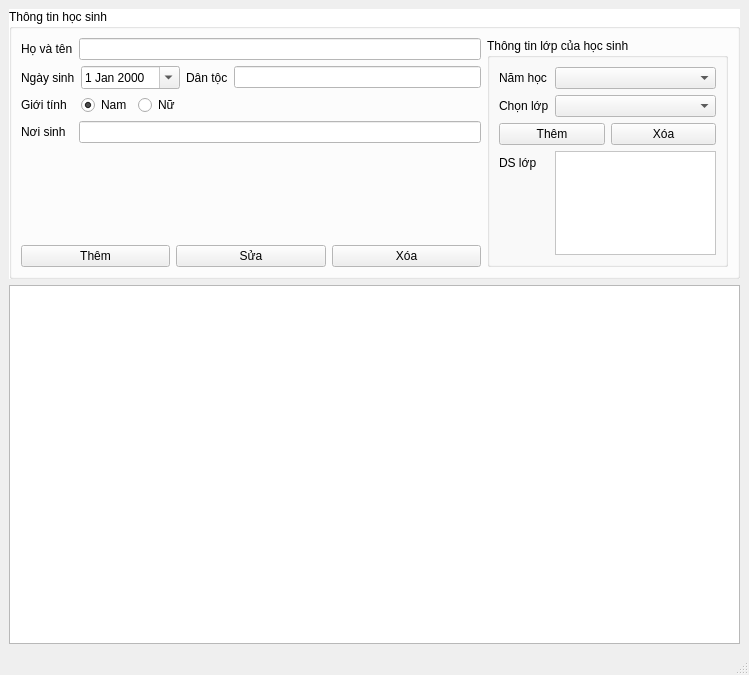
This is HongGrader/quanlyhocsinh.ui in vumari/HongGrader as Qt 5 draws it before an edit. The edited form follows.
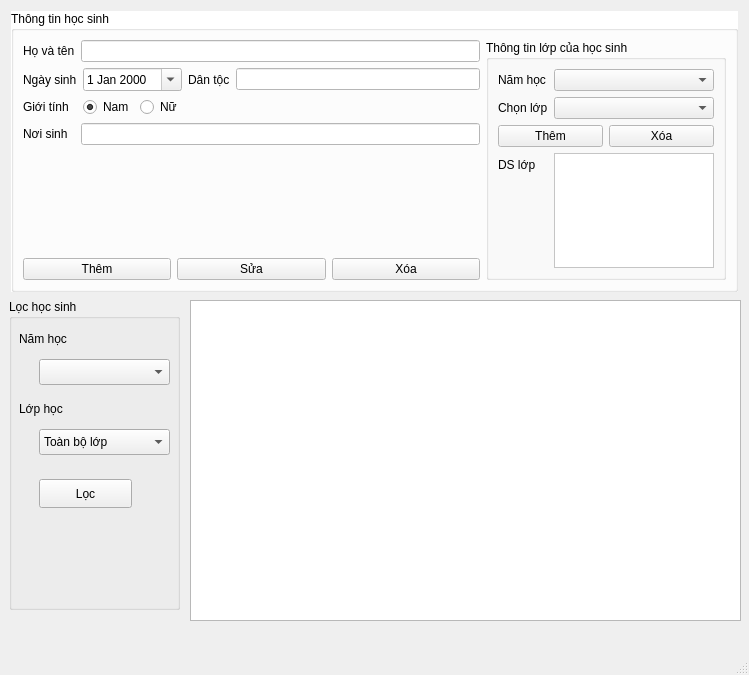
This is the edited form.

```diff
--- a/HongGrader/quanlyhocsinh.ui
+++ b/HongGrader/quanlyhocsinh.ui
@@ -17,9 +17,15 @@
    <string>Quản lý học sinh</string>
   </property>
   <widget class="QWidget" name="centralwidget">
-   <layout class="QVBoxLayout" name="verticalLayout_2">
-    <item>
      <widget class="QGroupBox" name="groupBox">
+    <property name="geometry">
+     <rect>
+      <x>11</x>
+      <y>11</y>
+      <width>727</width>
+      <height>281</height>
+     </rect>
+    </property>
       <property name="sizePolicy">
        <sizepolicy hsizetype="Preferred" vsizetype="Ignored">
         <horstretch>0</horstretch>
@@ -79,20 +85,10 @@
        <string>Thông tin học sinh</string>
       </property>
       <layout class="QGridLayout" name="gridLayout_2">
-       <item row="0" column="0">
-        <widget class="QLabel" name="label">
-         <property name="text">
-          <string>Họ và tên</string>
-         </property>
-         <property name="buddy">
-          <cstring>LEten</cstring>
-         </property>
-        </widget>
-       </item>
-       <item row="0" column="1">
-        <widget class="QLineEdit" name="LEten">
+     <item row="2" column="1">
+      <widget class="QLineEdit" name="LEnoisinh">
          <property name="maxLength">
-          <number>50</number>
+        <number>100</number>
          </property>
         </widget>
        </item>
@@ -202,6 +198,31 @@
          </layout>
         </widget>
        </item>
+     <item row="4" column="0" colspan="2">
+      <layout class="QHBoxLayout" name="horizontalLayout_6">
+       <item>
+        <widget class="QPushButton" name="BTthem">
+         <property name="text">
+          <string>Thêm</string>
+         </property>
+        </widget>
+       </item>
+       <item>
+        <widget class="QPushButton" name="BTsua">
+         <property name="text">
+          <string>Sửa</string>
+         </property>
+        </widget>
+       </item>
+       <item>
+        <widget class="QPushButton" name="BTxoa">
+         <property name="text">
+          <string>Xóa</string>
+         </property>
+        </widget>
+       </item>
+      </layout>
+     </item>
        <item row="1" column="0" colspan="2">
         <layout class="QGridLayout" name="gridLayout">
          <item row="0" column="0">
@@ -281,38 +302,6 @@
          </property>
         </widget>
        </item>
-       <item row="2" column="1">
-        <widget class="QLineEdit" name="LEnoisinh">
-         <property name="maxLength">
-          <number>100</number>
-         </property>
-        </widget>
-       </item>
-       <item row="4" column="0" colspan="2">
-        <layout class="QHBoxLayout" name="horizontalLayout_6">
-         <item>
-          <widget class="QPushButton" name="BTthem">
-           <property name="text">
-            <string>Thêm</string>
-           </property>
-          </widget>
-         </item>
-         <item>
-          <widget class="QPushButton" name="BTsua">
-           <property name="text">
-            <string>Sửa</string>
-           </property>
-          </widget>
-         </item>
-         <item>
-          <widget class="QPushButton" name="BTxoa">
-           <property name="text">
-            <string>Xóa</string>
-           </property>
-          </widget>
-         </item>
-        </layout>
-       </item>
        <item row="3" column="0" colspan="2">
         <spacer name="verticalSpacer">
          <property name="orientation">
@@ -323,17 +312,40 @@
          </property>
          <property name="sizeHint" stdset="0">
           <size>
-           <width>460</width>
-           <height>36</height>
+         <width>457</width>
+         <height>62</height>
           </size>
          </property>
         </spacer>
        </item>
-      </layout>
-     </widget>
-    </item>
-    <item>
+     <item row="0" column="1">
+      <widget class="QLineEdit" name="LEten">
+       <property name="maxLength">
+        <number>50</number>
+       </property>
+      </widget>
+     </item>
+     <item row="0" column="0">
+      <widget class="QLabel" name="label">
+       <property name="text">
+        <string>Họ và tên</string>
+       </property>
+       <property name="buddy">
+        <cstring>LEten</cstring>
+       </property>
+      </widget>
+     </item>
+    </layout>
+   </widget>
      <widget class="QTableView" name="tablehocsinh">
+    <property name="geometry">
+     <rect>
+      <x>190</x>
+      <y>300</y>
+      <width>551</width>
+      <height>321</height>
+     </rect>
+    </property>
       <property name="sizePolicy">
        <sizepolicy hsizetype="Preferred" vsizetype="Preferred">
         <horstretch>0</horstretch>
@@ -350,8 +362,88 @@
        <enum>QAbstractItemView::SelectionBehavior::SelectRows</enum>
       </property>
      </widget>
-    </item>
-   </layout>
+   <widget class="QGroupBox" name="groupBox_3">
+    <property name="geometry">
+     <rect>
+      <x>9</x>
+      <y>299</y>
+      <width>171</width>
+      <height>311</height>
+     </rect>
+    </property>
+    <property name="title">
+     <string>Lọc học sinh</string>
+    </property>
+    <widget class="QComboBox" name="CBlocnamhoc">
+     <property name="geometry">
+      <rect>
+       <x>30</x>
+       <y>60</y>
+       <width>131</width>
+       <height>26</height>
+      </rect>
+     </property>
+    </widget>
+    <widget class="QLabel" name="label_9">
+     <property name="geometry">
+      <rect>
+       <x>10</x>
+       <y>30</y>
+       <width>63</width>
+       <height>20</height>
+      </rect>
+     </property>
+     <property name="text">
+      <string>Năm học</string>
+     </property>
+    </widget>
+    <widget class="QLabel" name="label_10">
+     <property name="geometry">
+      <rect>
+       <x>10</x>
+       <y>100</y>
+       <width>63</width>
+       <height>20</height>
+      </rect>
+     </property>
+     <property name="text">
+      <string>Lớp học</string>
+     </property>
+    </widget>
+    <widget class="QComboBox" name="CBloclop">
+     <property name="geometry">
+      <rect>
+       <x>30</x>
+       <y>130</y>
+       <width>131</width>
+       <height>26</height>
+      </rect>
+     </property>
+     <item>
+      <property name="text">
+       <string>Toàn bộ lớp</string>
+      </property>
+     </item>
+     <item>
+      <property name="text">
+       <string>Chưa có lớp</string>
+      </property>
+     </item>
+    </widget>
+    <widget class="QPushButton" name="BTloc">
+     <property name="geometry">
+      <rect>
+       <x>30</x>
+       <y>180</y>
+       <width>93</width>
+       <height>29</height>
+      </rect>
+     </property>
+     <property name="text">
+      <string>Lọc</string>
+     </property>
+    </widget>
+   </widget>
   </widget>
   <widget class="QMenuBar" name="menubar">
    <property name="geometry">
```
Lines whose indentation alone changed are shown as unchanged.
